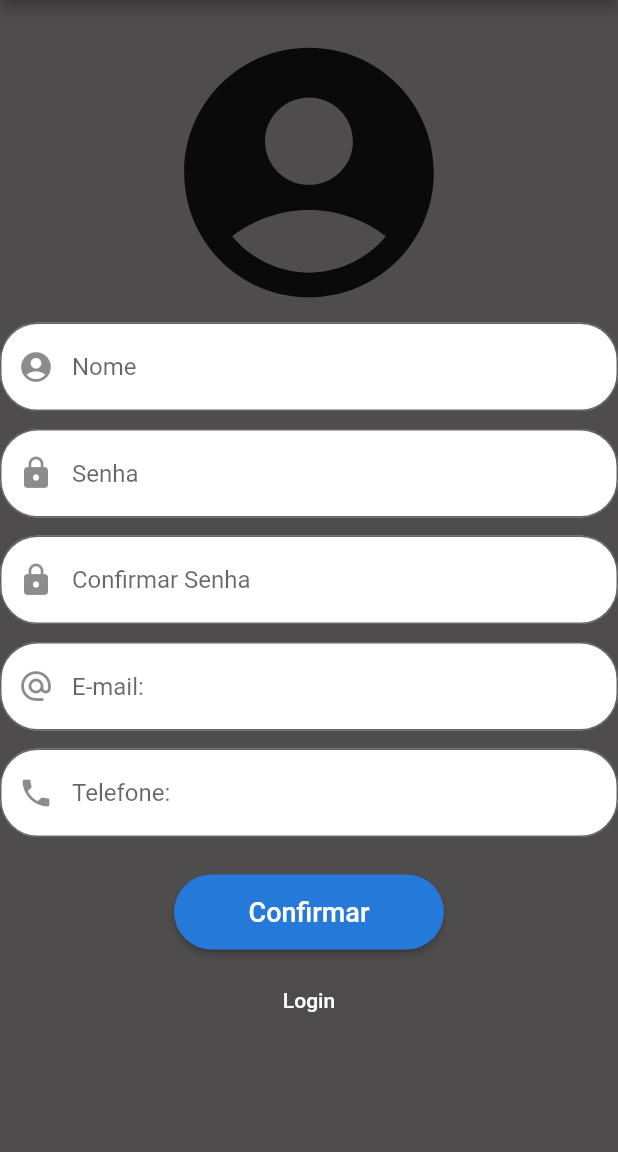
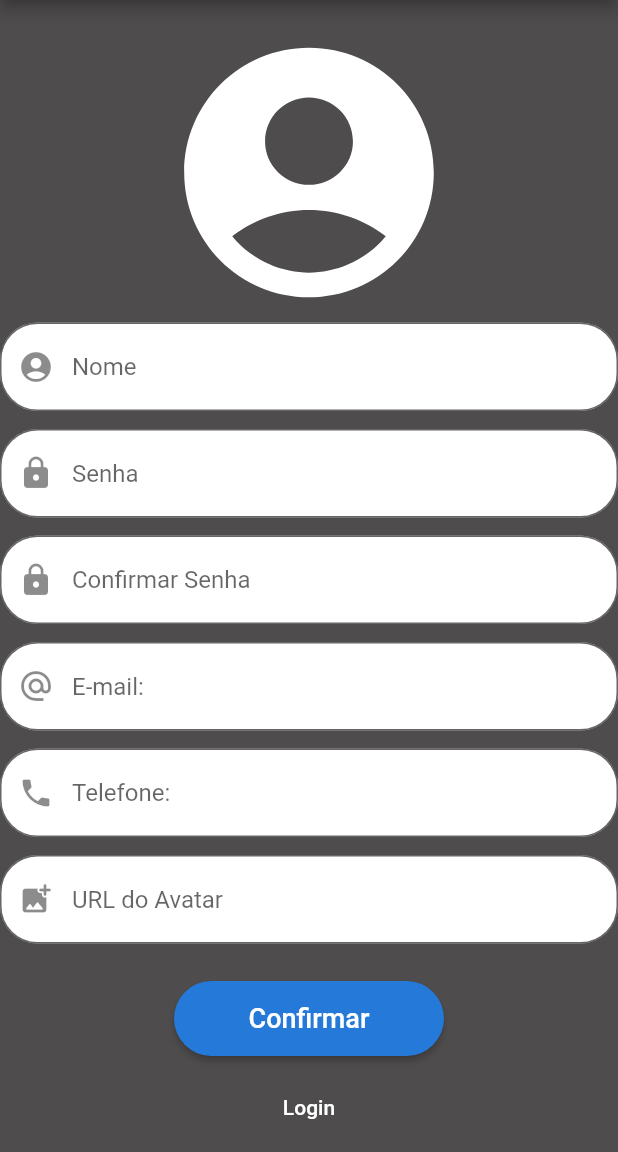
Before and after one commit to DevRaphael7/protect-trade, a Flutter app: the Cadastro screen opened by its route, on a phone screen of 412 x 824 dp, the part 84-1236 px from its top. Run offline on Flutter 3.47's test engine with Material 2 defaults, Android fonts, the light colour scheme and no system bars.

Commit message:
Acrescentando o avatar

```diff
--- a/lib/code/Cadastro.dart
+++ b/lib/code/Cadastro.dart
@@ -10,6 +10,7 @@ class Cadastro extends StatelessWidget{
   final _form = GlobalKey<FormState>();
   final myController = TextEditingController();
   final emailConntroller = TextEditingController();
+  final urlController = TextEditingController();
   static String nome;
   static String senha;
 
@@ -21,7 +22,8 @@ class Cadastro extends StatelessWidget{
       context,
       '/home',
       arguments: {'name': myController.value.text,
-                  'email': emailConntroller.value.text}
+                  'email': emailConntroller.value.text,
+                  'url': urlController.value.text,}
       );
   }
 
@@ -74,7 +76,9 @@ class Cadastro extends StatelessWidget{
 
                   Icon(
                     Icons.account_circle_sharp,
-                    size: 200),
+                    size: 200,
+                    color: Colors.white,
+                  ),
 
                   Container(
                     color: null,
@@ -239,6 +243,33 @@ class Cadastro extends StatelessWidget{
                 ),
                 ),
 
+
+                SizedBox(
+                  height: 12,
+                ),
+
+                Container(
+                  color: null,
+                  width: 450,
+                  child: TextFormField(
+                    controller: urlController,
+                    keyboardType: TextInputType.url,
+                    obscureText: false,
+                    decoration: InputDecoration(
+                    fillColor: Colors.white,
+                    filled: true,
+                    hintText: 'URL do Avatar',
+                    prefixIcon: Icon(Icons.add_photo_alternate_rounded),
+                    border: OutlineInputBorder(
+                      borderRadius:
+                      BorderRadius.all(
+                        Radius.circular(25))
+                  ),
+
+                ),
+                ),
+                ),
+
                 SizedBox(
                   height: 25,
                   ),
--- a/lib/code/add_func.dart
+++ b/lib/code/add_func.dart
@@ -4,6 +4,7 @@ import 'package:protect_trade/provider/usuario.dart';
 import 'package:protect_trade/conta/usuario.dart';
 import 'package:protect_trade/code/listaEmpregados.dart';
 
+const B = Color.fromARGB(255, 37, 121, 217);
 const fundo = Color.fromARGB(255, 78, 76, 76);
 const name_Logo = Color.fromARGB(255, 67, 64, 64);
 
--- a/lib/code/home_page.dart
+++ b/lib/code/home_page.dart
@@ -14,6 +14,7 @@ class HomePage extends StatelessWidget{
     Map data = ModalRoute.of(context).settings.arguments;
     String valores = data['name'];
     String email = data['email'];
+    String url = data['url'];
 
     return Scaffold(
       backgroundColor: fundo,
@@ -46,8 +47,13 @@ class HomePage extends StatelessWidget{
                   SizedBox(
                     width: 5,
                   ),
-                  Icon(Icons.account_circle_rounded,
-                  size: 100.0),
+                  CircleAvatar(
+                    backgroundImage: NetworkImage(url),
+                      radius: 55.0,
+                    ),
+
+                  // Icon(Icons.account_circle_rounded,
+                  // size: 100.0),
                   SizedBox(
                     width: 20,
                   ),
--- a/lib/code/listaEmpregados.dart
+++ b/lib/code/listaEmpregados.dart
@@ -1,6 +1,8 @@
 import 'package:flutter/material.dart';
 import 'package:protect_trade/provider/usuario.dart';
 import 'package:protect_trade/conta/usuario.dart';
+
+const B = Color.fromARGB(255, 37, 121, 217);
 
 class UserTile extends StatelessWidget {
 
@@ -11,7 +13,7 @@ class UserTile extends StatelessWidget {
   @override
   Widget build(BuildContext context) {
     final avatar = usuarios.logoUsuario == null || usuarios.logoUsuario.isEmpty
-      ? Container(child: CircleAvatar(child: Icon(Icons.person, size: 25)))
+      ? CircleAvatar(child: Icon(Icons.person, size: 25, color: Colors.white,), backgroundColor: B,)
       : CircleAvatar(backgroundImage: NetworkImage(usuarios.logoUsuario), radius: 35.0,);
 
     return Card(
@@ -39,7 +41,7 @@ class UserTile extends StatelessWidget {
               ),
               IconButton(
                 icon: Icon(Icons.delete),
-               color: Colors.red,
+               color: B,
                 onPressed: (){},
               ),
           ],)
```
